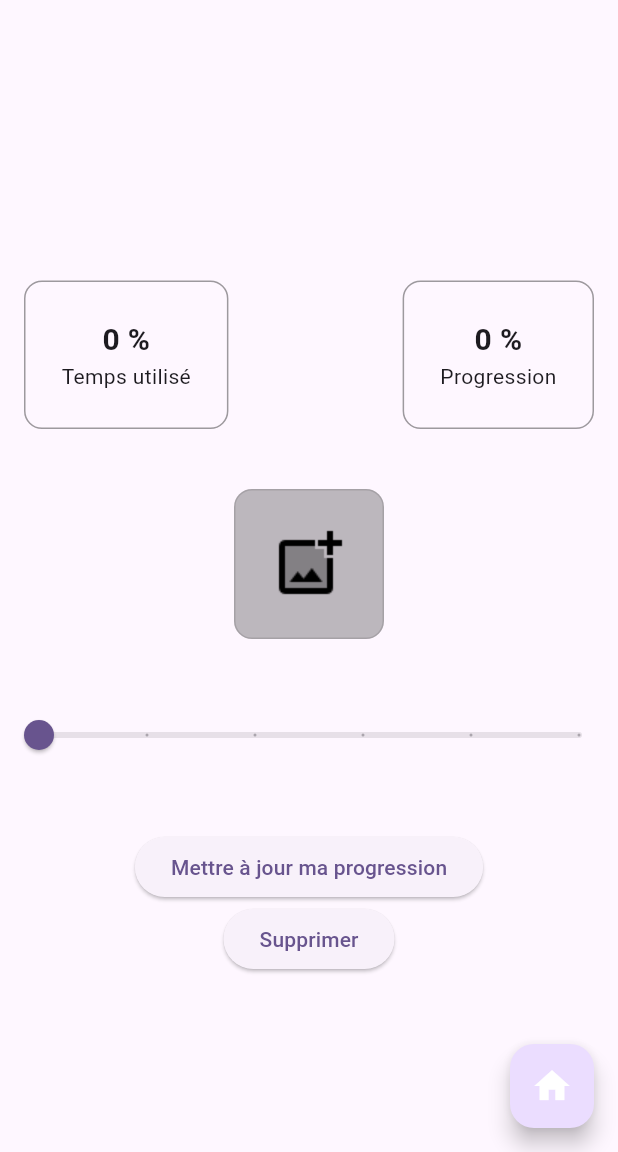
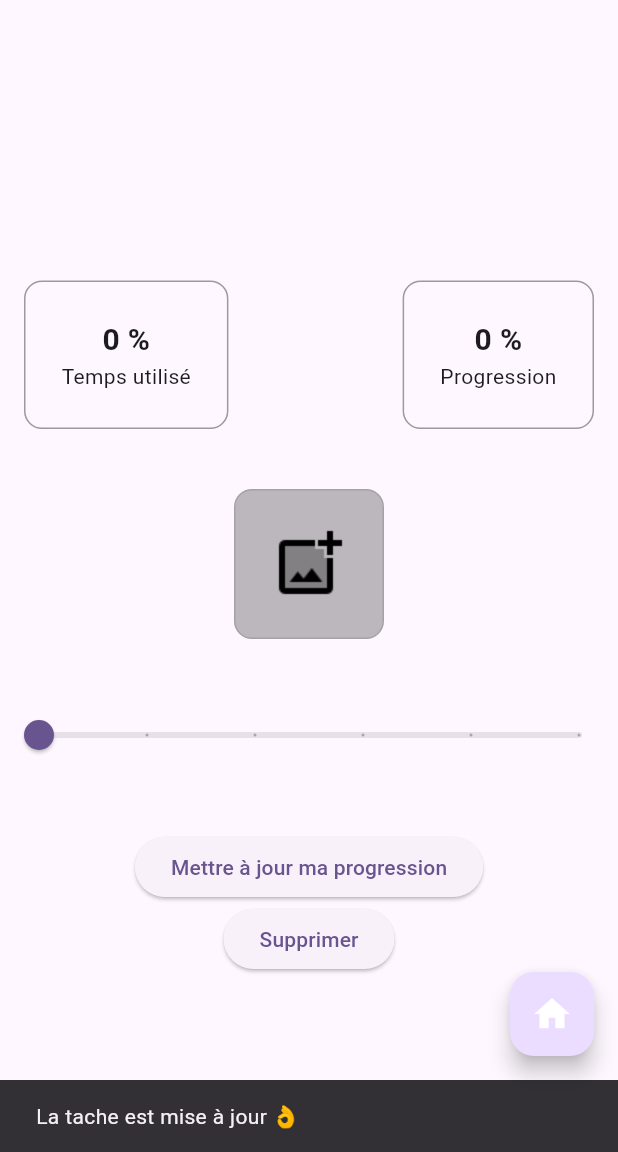
Before and after one commit to JeanPierreNduwimana/Task-Manager-Flutter, a Flutter app: the ConsultationTache screen opened directly with empty values, after a tap on "Mettre à jour ma progression", on a phone screen of 412 x 824 dp, the part 84-1236 px from its top. Run offline on Flutter 3.47's test engine with Material 3 defaults, Android fonts, the phone set to English and light mode, and no system bars; our stand-ins replace cookie_jar, dio, dio_cookie_manager, image_picker; missing offline and left inert: dart:ffi; network calls fail.

```diff
--- a/lib/consultation_tache.dart
+++ b/lib/consultation_tache.dart
@@ -98,8 +98,8 @@ class _ConsultationState extends State<ConsultationTache> {
               mainAxisAlignment: MainAxisAlignment.center,
               children: [
                 Container(
-                  margin: EdgeInsets.only(left: 16.0),
-                  padding: EdgeInsets.all(24.0),
+                  margin: const EdgeInsets.only(left: 16.0),
+                  padding: const EdgeInsets.all(24.0),
                   decoration: BoxDecoration(
                     border: Border.all(
                       color: Colors.black38, // Border color
@@ -111,7 +111,7 @@ class _ConsultationState extends State<ConsultationTache> {
                     child: Column(
                       children: [
                         Text('${tache.percentageTimeSpent} %',
-                          style: TextStyle(
+                          style: const TextStyle(
                             fontSize: 20,
                             fontWeight: FontWeight.bold,
                           ),),
@@ -135,11 +135,11 @@ class _ConsultationState extends State<ConsultationTache> {
                     child: Column(
                       children: [
                         Text('${tache.percentageDone} %',
-                          style: TextStyle(
+                          style: const TextStyle(
                             fontSize: 20,
                             fontWeight: FontWeight.bold,
                           ),),
-                        Text('Progression'),
+                        const Text('Progression'),
                       ],
                     ),
                   ),
@@ -147,7 +147,7 @@ class _ConsultationState extends State<ConsultationTache> {
               ],
             ),
             const SizedBox(height: 40,),
-            new GestureDetector(
+            GestureDetector(
               onTap: (){
                 getImage();
               },
@@ -179,42 +179,36 @@ class _ConsultationState extends State<ConsultationTache> {
 
                 }),
             const SizedBox(height: 40,),
-            ElevatedButton(onPressed:() async {
+            ElevatedButton(onPressed:() async {btnMiseAJour();}, child: const Text('Mettre à jour ma progression')),
+            ElevatedButton( onPressed:() async{btnSupprimer();}, child: const Text('Supprimer')),
+          ],
+        ),
+      );
+  }
+
+  void btnMiseAJour() async {
+    try{
       if(imagePath != ""){
-                await sendImage(imagePath, tache.id);
+        try{
+          await sendImage(imagePath, tache.id);} catch(e){
+          afficherMessage("Le serveur n'a pas aimé cette image, essayer avec une autre et ca marchera, promis 😉", context,10);
+        }
         await MiseAJourProgression(tache.id.toString(), _sliderValue.round().toString());
       }else{
         MiseAJourProgression(tache.id.toString(), _sliderValue.round().toString());
       }
+    }finally{
+      afficherMessage("La tache est mise à jour 👌", context,5);
+    }
+  }
 
-            },
-                child: const Text('Mettre à jour ma progression')),
-            ElevatedButton(
-
-                onPressed:() async {
-
-                  await removeTask(tache);
-
-                  /*
-                  if(tache.photoId != 0){
-                      try{
-                      //await removePhoto(tache.photoId);
-                      } catch(Exception){} finally {
+  void btnSupprimer() async {
     try{
       await removeTask(tache);
-                        }catch(e){}finally{
+    }finally {
       Navigator.pushNamed(context, '/accueil', arguments: this.widget.username);
-
+      afficherMessage("La tache ${tache.name} est supprimé 🔪", context,5);
     }
-                      }
-                  }*/
-
-             },
-                child: const Text('Supprimer')),
-          ],
-        ),
-
-      );
   }
 
   @override
@@ -241,8 +235,6 @@ class _ConsultationState extends State<ConsultationTache> {
 }
 
 String formattageDate( String isoDate){
-
-
   if(isoDate == ''){
     return '';
   }
```
Also changed, not shown: lib/accueil.dart (+7 -14 lines), lib/connexion.dart (+23 -12 lines), lib/inscription.dart (+38 -22 lines), lib/lib_http.dart (+46 -1 lines), 6 other files. Lines whose indentation alone changed are shown as unchanged.
